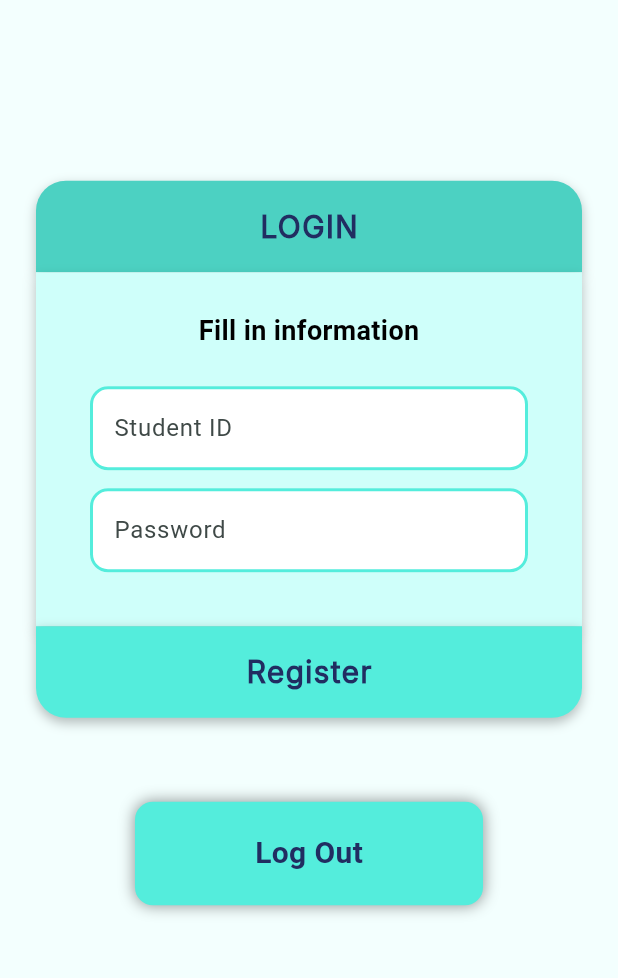
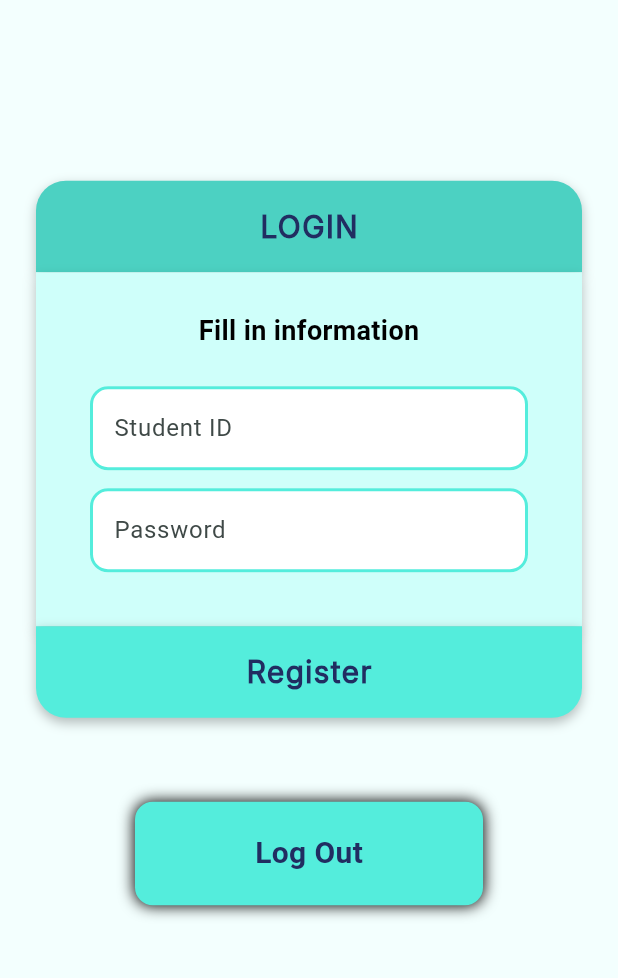
Before and after one commit to Tonpai2004/cmm322flutterapp, a Flutter app: the LoginRegisterPage screen opened directly, on a phone screen of 412 x 824 dp, the part 90-1068 px from its top. Run offline on Flutter 3.47's test engine with Material 3 defaults, Android fonts, the light colour scheme and no system bars; our stand-ins replace cloud_firestore, firebase_auth, firebase_core, font_awesome_flutter, get, youtube_player_flutter; accounts and stored records are empty.

Commit message:
add more

```diff
--- a/lib/controllers/question_controller.dart
+++ b/lib/controllers/question_controller.dart
@@ -1,4 +1,3 @@
-import 'dart:convert';
 import 'package:contentpagecmmapp/models/questions_model.dart';
 import 'package:contentpagecmmapp/views/quiz/score_page.dart';
 import 'package:flutter/cupertino.dart';
--- a/lib/controllers/workshop_controller.dart
+++ b/lib/controllers/workshop_controller.dart
@@ -3,7 +3,6 @@ import 'package:cloud_firestore/cloud_firestore.dart';
 import '../enroll mobile.dart';
 
 class WorkshopController {
-  final FirebaseFirestore _firestore = FirebaseFirestore.instance;
 
   // ฟังก์ชันสำหรับดึงข้อมูล workshop จาก Firestore
   Stream<List<WorkshopData>> getWorkshops() {
--- a/lib/views/main/homepage.dart
+++ b/lib/views/main/homepage.dart
@@ -1,6 +1,4 @@
 import 'package:contentpagecmmapp/enroll%20mobile.dart';
-import 'package:contentpagecmmapp/enrolled.dart';
-import 'package:contentpagecmmapp/views/main/test-enroll2.dart';
 import 'package:firebase_auth/firebase_auth.dart';
 import 'package:flutter/material.dart';
 import 'learnmore.dart';
--- a/lib/views/main/login.dart
+++ b/lib/views/main/login.dart
@@ -277,7 +277,7 @@ class _LoginRegisterPageState extends State<LoginRegisterPage> {
                                 borderRadius: BorderRadius.circular(12),
                                 boxShadow: [
                                   BoxShadow(
-                                    color: Colors.black.withOpacity(0.4),
+                                    color: Colors.black,
                                     blurRadius: 8,
                                   ),
                                 ],
--- a/lib/views/main/maincontent.dart
+++ b/lib/views/main/maincontent.dart
@@ -426,7 +426,7 @@ class _ExpandableLessonTileState extends State<ExpandableLessonTile> {
               borderRadius: BorderRadius.circular(12.0),
               boxShadow: [
                 BoxShadow(
-                  color: Colors.grey.withOpacity(0.2),
+                  color: Colors.grey,
                   blurRadius: 4,
                   offset: const Offset(0, 2),
                 ),
--- a/lib/views/main/support_clip_page.dart
+++ b/lib/views/main/support_clip_page.dart
@@ -2,10 +2,8 @@ import 'package:firebase_auth/firebase_auth.dart';
 import 'package:flutter/material.dart';
 import 'package:youtube_player_flutter/youtube_player_flutter.dart';
 import 'homepage.dart';
-import 'learnmore.dart';
 import 'login.dart';
 import 'mockup_profile.dart';
-import '../main/coming_soon.dart';
 import 'support_page.dart';
 import 'navbar.dart';
 import 'footer.dart';
--- a/lib/views/quiz/admin/admin_dashboard.dart
+++ b/lib/views/quiz/admin/admin_dashboard.dart
@@ -1,5 +1,4 @@
 import 'package:contentpagecmmapp/controllers/question_controller.dart';
-import 'package:contentpagecmmapp/models/questions_model.dart';
 import 'package:contentpagecmmapp/views/quiz/admin/admin_screen.dart';
 import 'package:flutter/material.dart';
 import 'package:get/get.dart';
--- a/lib/views/quiz/body_quiz.dart
+++ b/lib/views/quiz/body_quiz.dart
@@ -135,7 +135,7 @@ class _BodyQuizState extends State<BodyQuiz> {
                             height: 6,
                             decoration: BoxDecoration(
                               borderRadius: BorderRadius.circular(3),
-                              color: kLightPrimaryColor.withOpacity(0.8),
+                              color: kLightPrimaryColor,
                             ),
                             child: FractionallySizedBox(
                               alignment: Alignment.centerLeft,
--- a/lib/views/quiz/checkfault_card.dart
+++ b/lib/views/quiz/checkfault_card.dart
@@ -1,4 +1,4 @@
-import 'package:contentpagecmmapp/utils/constants.dart';
+
 import 'package:flutter/material.dart';
 import 'package:get/get.dart';
 import 'package:get/get_core/src/get_main.dart';
--- a/lib/views/quiz/checkfault_screen.dart
+++ b/lib/views/quiz/checkfault_screen.dart
@@ -173,7 +173,7 @@ class _CheckfaultScreenState extends State<CheckfaultScreen> {
                                   height: 6,
                                   decoration: BoxDecoration(
                                     borderRadius: BorderRadius.circular(3),
-                                    color: kLightPrimaryColor.withOpacity(0.8),
+                                    color: kLightPrimaryColor,
                                   ),
                                   child: FractionallySizedBox(
                                     alignment: Alignment.centerLeft,
--- a/lib/views/quiz/score_page.dart
+++ b/lib/views/quiz/score_page.dart
@@ -1,7 +1,6 @@
 import 'package:contentpagecmmapp/controllers/question_controller.dart';
 import 'package:contentpagecmmapp/utils/constants.dart';
 import 'package:flutter/material.dart';
-import 'package:flutter_svg/svg.dart';
 import 'package:get/get.dart';
 import 'package:get/get_core/src/get_main.dart';
 import '../main/homepage.dart'; // Import เข้ามาด้วยเนื่องจากต้องดึง ลิงก์หน้าHome มาจากไฟล์นี้ //
```
